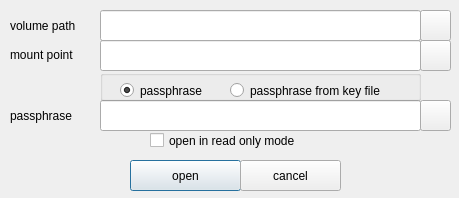
Above: password.ui from mhogomchungu/zuluCrypt before the change. Below: the same form after it.
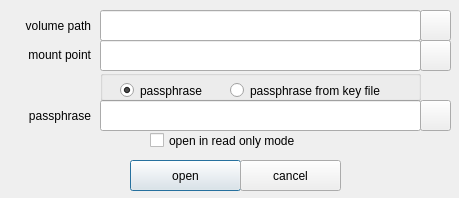
That is the form after the change.

Diff of the .ui file:
```diff
--- a/password.ui
+++ b/password.ui
@@ -210,13 +210,16 @@
     <rect>
      <x>10</x>
      <y>105</y>
-     <width>91</width>
+     <width>81</width>
      <height>21</height>
     </rect>
    </property>
    <property name="text">
     <string>passphrase</string>
    </property>
+   <property name="alignment">
+    <set>Qt::AlignRight|Qt::AlignTrailing|Qt::AlignVCenter</set>
+   </property>
   </widget>
   <widget class="QLabel" name="labelMoutPointPath">
    <property name="geometry">
@@ -230,6 +233,9 @@
    <property name="text">
     <string>mount point</string>
    </property>
+   <property name="alignment">
+    <set>Qt::AlignRight|Qt::AlignTrailing|Qt::AlignVCenter</set>
+   </property>
   </widget>
   <widget class="QLabel" name="labelVolumePath">
    <property name="geometry">
@@ -243,6 +249,9 @@
    <property name="text">
     <string>volume path</string>
    </property>
+   <property name="alignment">
+    <set>Qt::AlignRight|Qt::AlignTrailing|Qt::AlignVCenter</set>
+   </property>
   </widget>
  </widget>
  <tabstops>
```
